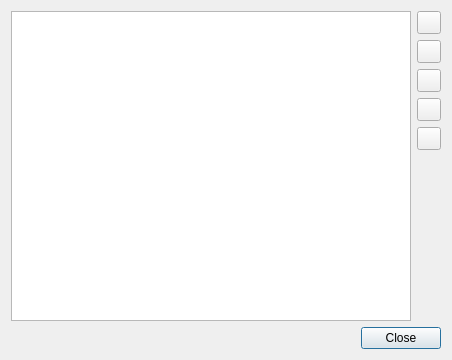
Qt form src/forms/ManageBookmarksDlg.ui (thooge/keepassx1) before a commit.
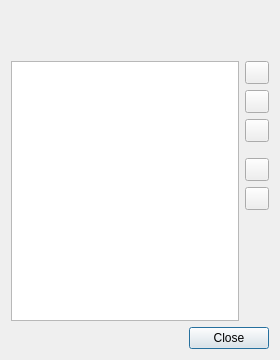
The same form after that commit.

The edit to the form file:
```diff
--- a/src/forms/ManageBookmarksDlg.ui
+++ b/src/forms/ManageBookmarksDlg.ui
@@ -5,14 +5,36 @@
    <rect>
     <x>0</x>
     <y>0</y>
-    <width>452</width>
+    <width>280</width>
     <height>360</height>
    </rect>
   </property>
+  <property name="minimumSize" >
+   <size>
+    <width>280</width>
+    <height>300</height>
+   </size>
+  </property>
   <property name="windowTitle" >
    <string>Manage Bookmarks</string>
   </property>
   <layout class="QVBoxLayout" >
+   <item>
+    <spacer>
+     <property name="orientation" >
+      <enum>Qt::Vertical</enum>
+     </property>
+     <property name="sizeType" >
+      <enum>QSizePolicy::Fixed</enum>
+     </property>
+     <property name="sizeHint" >
+      <size>
+       <width>20</width>
+       <height>50</height>
+      </size>
+     </property>
+    </spacer>
+   </item>
    <item>
     <layout class="QHBoxLayout" >
      <item>
@@ -21,19 +43,70 @@
      <item>
       <layout class="QVBoxLayout" >
        <item>
-        <widget class="QToolButton" name="Button_Add" />
+        <widget class="QToolButton" name="Button_Add" >
+         <property name="iconSize" >
+          <size>
+           <width>16</width>
+           <height>16</height>
+          </size>
+         </property>
+        </widget>
        </item>
        <item>
-        <widget class="QToolButton" name="Button_Delete" />
+        <widget class="QToolButton" name="Button_Edit" >
+         <property name="iconSize" >
+          <size>
+           <width>16</width>
+           <height>16</height>
+          </size>
+         </property>
+        </widget>
        </item>
        <item>
-        <widget class="QToolButton" name="Button_Edit" />
+        <widget class="QToolButton" name="Button_Delete" >
+         <property name="iconSize" >
+          <size>
+           <width>16</width>
+           <height>16</height>
+          </size>
+         </property>
+        </widget>
        </item>
        <item>
-        <widget class="QToolButton" name="Button_Up" />
+        <spacer>
+         <property name="orientation" >
+          <enum>Qt::Vertical</enum>
+         </property>
+         <property name="sizeType" >
+          <enum>QSizePolicy::Fixed</enum>
+         </property>
+         <property name="sizeHint" >
+          <size>
+           <width>20</width>
+           <height>10</height>
+          </size>
+         </property>
+        </spacer>
        </item>
        <item>
-        <widget class="QToolButton" name="Button_Down" />
+        <widget class="QToolButton" name="Button_Up" >
+         <property name="iconSize" >
+          <size>
+           <width>16</width>
+           <height>16</height>
+          </size>
+         </property>
+        </widget>
+       </item>
+       <item>
+        <widget class="QToolButton" name="Button_Down" >
+         <property name="iconSize" >
+          <size>
+           <width>16</width>
+           <height>16</height>
+          </size>
+         </property>
+        </widget>
        </item>
        <item>
         <spacer>
```
